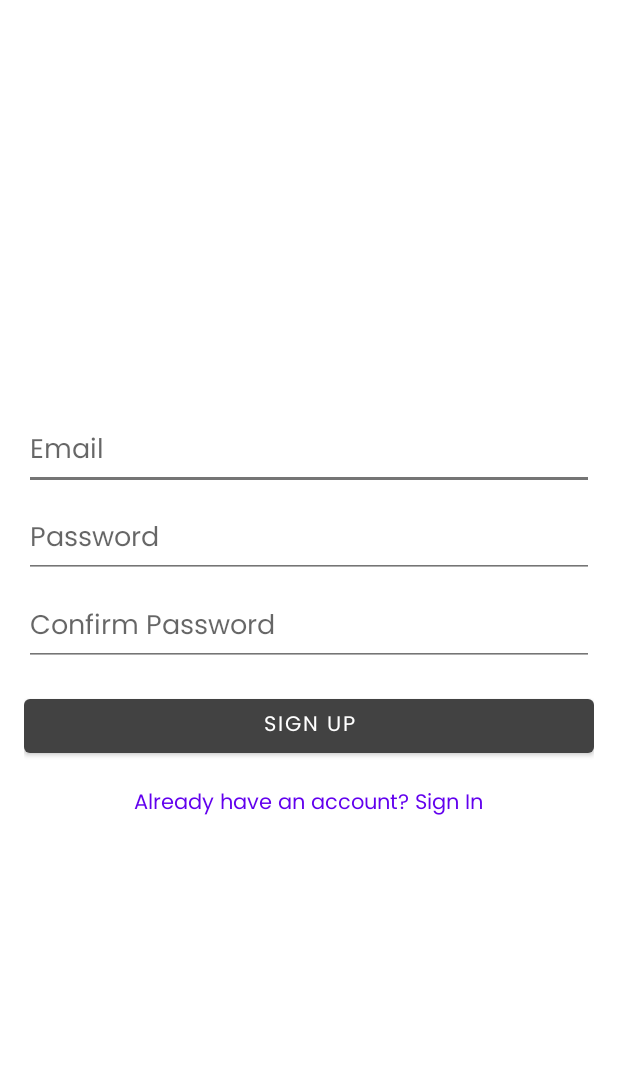
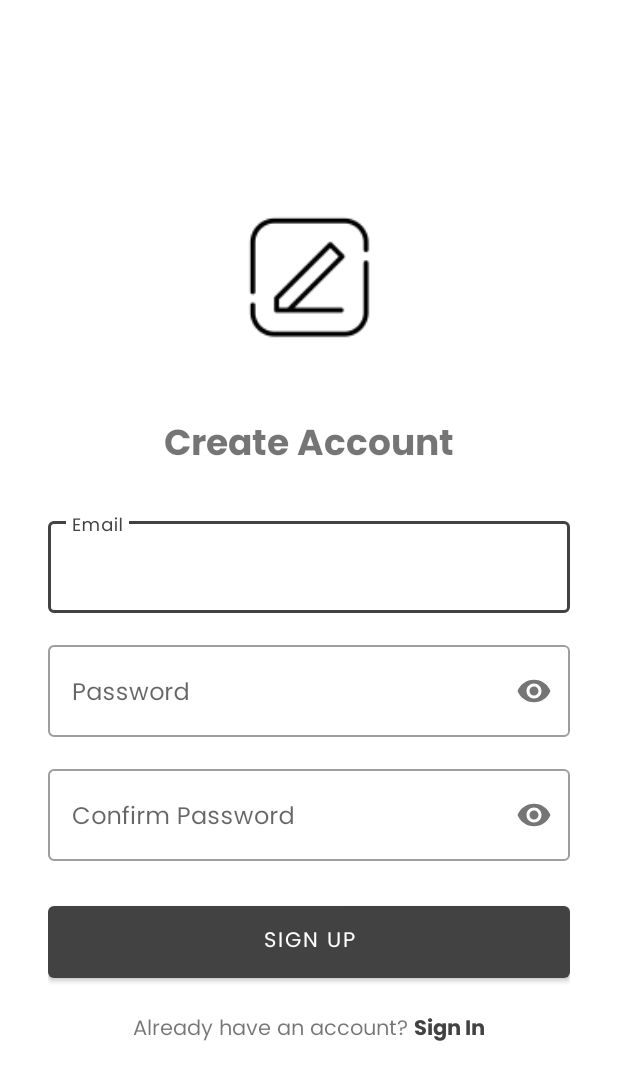
Before and after one commit to MulindwaMarkMyles/software-construction-notes, an Android app: the SignUpActivity screen opened directly, with no data from a screen before it, on a phone screen of 412 x 824 dp. Shown: the top 1080 px of the screen. Run offline under Robolectric (Android 15) with nearby library versions, the phone set to English and light mode, and no system bars; our stand-ins replace Firebase (no records; nobody signed in at launch, a user with empty details on screens opened directly).

Commit message:
Working on features

```diff
--- a/app/src/main/res/layout/activity_sign_up.xml
+++ b/app/src/main/res/layout/activity_sign_up.xml
@@ -1,47 +1,112 @@
 <?xml version="1.0" encoding="utf-8"?>
-<LinearLayout xmlns:android="http://schemas.android.com/apk/res/android"
+<ScrollView xmlns:android="http://schemas.android.com/apk/res/android"
+    xmlns:app="http://schemas.android.com/apk/res-auto"
     android:layout_width="match_parent"
     android:layout_height="match_parent"
+    android:fillViewport="true">
+
+    <LinearLayout
+        android:layout_width="match_parent"
+        android:layout_height="wrap_content"
         android:orientation="vertical"
-    android:padding="16dp"
+        android:padding="32dp"
         android:gravity="center">
 
-    <EditText
+        <ImageView
+            android:id="@+id/app_logo"
+            android:layout_width="120dp"
+            android:layout_height="120dp"
+            android:src="@mipmap/ic_launcher"
+            android:layout_marginBottom="32dp"
+            android:contentDescription="@string/app_logo" />
+
+        <TextView
+            android:layout_width="match_parent"
+            android:layout_height="wrap_content"
+            android:text="@string/create_account"
+            android:textSize="24sp"
+            android:textStyle="bold"
+            android:gravity="center"
+            android:layout_marginBottom="24dp" />
+
+        <com.google.android.material.textfield.TextInputLayout
+            android:layout_width="match_parent"
+            android:layout_height="wrap_content"
+            android:layout_marginBottom="16dp"
+            style="@style/Widget.MaterialComponents.TextInputLayout.OutlinedBox">
+
+            <com.google.android.material.textfield.TextInputEditText
                 android:id="@+id/email_input"
                 android:layout_width="match_parent"
                 android:layout_height="wrap_content"
-        android:hint="Email"
-        android:inputType="textEmailAddress"
-        android:layout_marginBottom="8dp"/>
+                android:hint="@string/email"
+                android:inputType="textEmailAddress" />
+        </com.google.android.material.textfield.TextInputLayout>
 
-    <EditText
+        <com.google.android.material.textfield.TextInputLayout
+            android:layout_width="match_parent"
+            android:layout_height="wrap_content"
+            android:layout_marginBottom="16dp"
+            app:passwordToggleEnabled="true"
+            style="@style/Widget.MaterialComponents.TextInputLayout.OutlinedBox">
+
+            <com.google.android.material.textfield.TextInputEditText
                 android:id="@+id/password_input"
                 android:layout_width="match_parent"
                 android:layout_height="wrap_content"
-        android:hint="Password"
-        android:inputType="textPassword"
-        android:layout_marginBottom="8dp"/>
+                android:hint="@string/password"
+                android:inputType="textPassword" />
+        </com.google.android.material.textfield.TextInputLayout>
 
-    <EditText
+        <com.google.android.material.textfield.TextInputLayout
+            android:layout_width="match_parent"
+            android:layout_height="wrap_content"
+            android:layout_marginBottom="24dp"
+            app:passwordToggleEnabled="true"
+            style="@style/Widget.MaterialComponents.TextInputLayout.OutlinedBox">
+
+            <com.google.android.material.textfield.TextInputEditText
                 android:id="@+id/confirm_password_input"
                 android:layout_width="match_parent"
                 android:layout_height="wrap_content"
-        android:hint="Confirm Password"
-        android:inputType="textPassword"
-        android:layout_marginBottom="16dp"/>
+                android:hint="@string/confirm_password"
+                android:inputType="textPassword" />
+        </com.google.android.material.textfield.TextInputLayout>
 
-    <Button
+        <com.google.android.material.button.MaterialButton
             android:id="@+id/sign_up_button"
             android:layout_width="match_parent"
             android:layout_height="wrap_content"
-        android:text="Sign Up"
-        android:layout_marginBottom="16dp"/>
+            android:text="@string/sign_up"
+            android:padding="12dp"
+            android:layout_marginBottom="16dp" />
+
+        <LinearLayout
+            android:layout_width="wrap_content"
+            android:layout_height="wrap_content"
+            android:orientation="horizontal">
+
+            <TextView
+                android:layout_width="wrap_content"
+                android:layout_height="wrap_content"
+                android:text="@string/have_account" />
 
             <TextView
                 android:id="@+id/sign_in_link"
                 android:layout_width="wrap_content"
                 android:layout_height="wrap_content"
-        android:text="Already have an account? Sign In"
-        android:textColor="@color/design_default_color_primary"/>
+                android:text="@string/sign_in"
+                android:textColor="?colorPrimary"
+                android:layout_marginStart="4dp"
+                android:textStyle="bold" />
+        </LinearLayout>
+
+        <ProgressBar
+            android:id="@+id/progress_bar"
+            android:layout_width="wrap_content"
+            android:layout_height="wrap_content"
+            android:layout_marginTop="16dp"
+            android:visibility="gone" />
 
     </LinearLayout>
+</ScrollView>
```
Lines whose indentation alone changed are shown as unchanged.
